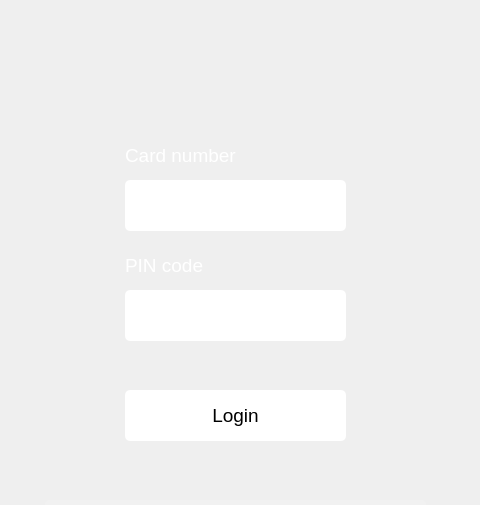
Above: frontend/mainwindow.ui from 22kmo-project/group_14 before the change; both pictures show x 165 to 645 and y 0 to 505 of the 800 by 600 pixel window. Below: the same form after it.
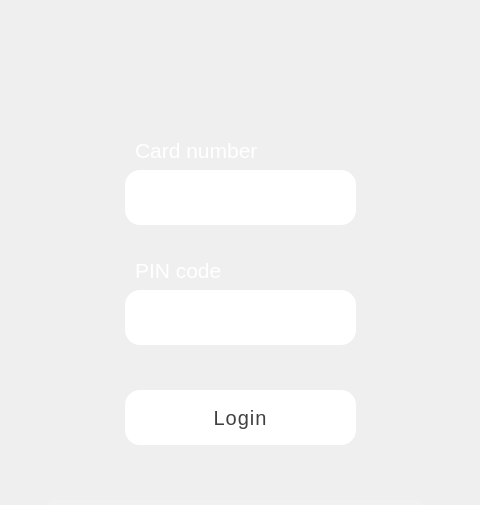
That is the form after the change.

Commit message: UI updates, button styling etc..

What changed in the file:
```diff
--- a/frontend/mainwindow.ui
+++ b/frontend/mainwindow.ui
@@ -36,33 +36,35 @@
      <widget class="QLabel" name="idCardLabel">
       <property name="geometry">
        <rect>
-        <x>290</x>
-        <y>130</y>
+        <x>300</x>
+        <y>125</y>
         <width>191</width>
         <height>51</height>
        </rect>
       </property>
       <property name="styleSheet">
-       <string notr="true">color:white;</string>
+       <string notr="true">color:white;
+font-size:17px;</string>
       </property>
       <property name="text">
-       <string>&lt;html&gt;&lt;head/&gt;&lt;body&gt;&lt;p&gt;&lt;span style=&quot; font-size:14pt;&quot;&gt;Card number&lt;/span&gt;&lt;/p&gt;&lt;/body&gt;&lt;/html&gt;</string>
+       <string>&lt;html&gt;&lt;head/&gt;&lt;body&gt;&lt;p&gt;&lt;span style=&quot; font-size:16pt;&quot;&gt;Card number&lt;/span&gt;&lt;/p&gt;&lt;/body&gt;&lt;/html&gt;</string>
       </property>
      </widget>
      <widget class="QLabel" name="passwordLabel">
       <property name="geometry">
        <rect>
-        <x>290</x>
-        <y>240</y>
+        <x>300</x>
+        <y>245</y>
         <width>191</width>
         <height>51</height>
        </rect>
       </property>
       <property name="styleSheet">
-       <string notr="true">color:white;</string>
+       <string notr="true">color:white;
+font-size:15px;</string>
       </property>
       <property name="text">
-       <string>&lt;html&gt;&lt;head/&gt;&lt;body&gt;&lt;p&gt;&lt;span style=&quot; font-size:14pt;&quot;&gt;PIN code&lt;/span&gt;&lt;/p&gt;&lt;/body&gt;&lt;/html&gt;</string>
+       <string>&lt;html&gt;&lt;head/&gt;&lt;body&gt;&lt;p&gt;&lt;span style=&quot; font-size:16pt;&quot;&gt;PIN code&lt;/span&gt;&lt;/p&gt;&lt;/body&gt;&lt;/html&gt;</string>
       </property>
      </widget>
      <widget class="QLabel" name="infoLabel">
@@ -84,7 +86,7 @@
        <string notr="true">background:rgba(255,255,255,0.15);
 font-size:20px;
 color:white;
-border-radius:5px;
+border-radius:10px;
 padding:10px;</string>
       </property>
       <property name="text">
@@ -96,16 +98,17 @@
        <rect>
         <x>290</x>
         <y>290</y>
-        <width>221</width>
-        <height>51</height>
+        <width>231</width>
+        <height>55</height>
        </rect>
       </property>
       <property name="styleSheet">
        <string notr="true">background:white;
-border-radius:5px;
+border-radius:15px;
 padding:0 10px;
-color:black;
-font-size:18px;</string>
+color:#263238;
+font-size:22px;
+letter-spacing:1px;</string>
       </property>
       <property name="text">
        <string/>
@@ -121,17 +124,18 @@
       <property name="geometry">
        <rect>
         <x>290</x>
-        <y>180</y>
-        <width>221</width>
-        <height>51</height>
+        <y>170</y>
+        <width>231</width>
+        <height>55</height>
        </rect>
       </property>
       <property name="styleSheet">
        <string notr="true">background:white;
-border-radius:5px;
+border-radius:15px;
 padding:0 10px;
-color:black;
-font-size:18px;</string>
+color:#263238;
+font-size:22px;
+letter-spacing:1px;</string>
       </property>
       <property name="text">
        <string/>
@@ -145,19 +149,25 @@
        <rect>
         <x>290</x>
         <y>390</y>
-        <width>221</width>
-        <height>51</height>
+        <width>231</width>
+        <height>55</height>
        </rect>
       </property>
       <property name="cursor">
        <cursorShape>PointingHandCursor</cursorShape>
       </property>
       <property name="styleSheet">
-       <string notr="true">background:white;
-border-radius:5px;
-
-color:black;
-font-size:19px;</string>
+       <string notr="true">QPushButton {
+background-color: white;
+border-radius:15px;
+color:#263238;
+color:rgba(0,0,0,0.75);
+font-size:20px;
+letter-spacing:1px;
+}
+QPushButton:hover {
+background-color: rgb(235, 235, 235);
+}</string>
       </property>
       <property name="text">
        <string>Login</string>
```
The commit also changes 15 other files.
